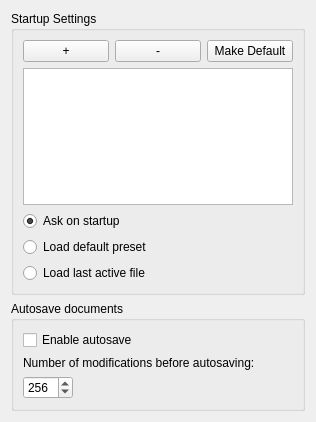
The window that app/ui/filespage.ui (pencil2d/pencil) describes before a commit, drawn with Qt 5.
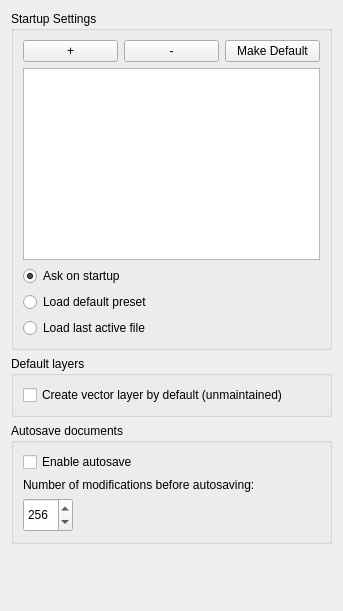
The same window after the commit.

Commit message: Create no vector layer by default

```diff
--- a/app/ui/filespage.ui
+++ b/app/ui/filespage.ui
@@ -6,8 +6,8 @@
    <rect>
     <x>0</x>
     <y>0</y>
-    <width>316</width>
-    <height>422</height>
+    <width>343</width>
+    <height>611</height>
    </rect>
   </property>
   <layout class="QVBoxLayout" name="verticalLayout_2">
@@ -80,6 +80,25 @@
         <property name="text">
          <string>Load last active file</string>
         </property>
+        <attribute name="buttonGroup">
+         <string notr="true">startupGroup</string>
+        </attribute>
+       </widget>
+      </item>
+     </layout>
+    </widget>
+   </item>
+   <item>
+    <widget class="QGroupBox" name="defaultLayersBox">
+     <property name="title">
+      <string>Default layers</string>
+     </property>
+     <layout class="QVBoxLayout" name="defaultLayersLayout">
+      <item>
+       <widget class="QCheckBox" name="vectorCheckBox">
+        <property name="text">
+         <string>Create vector layer by default (unmaintained)</string>
+        </property>
        </widget>
       </item>
      </layout>
@@ -110,7 +129,7 @@
         <property name="minimumSize">
          <size>
           <width>50</width>
-          <height>0</height>
+          <height>34</height>
          </size>
         </property>
         <property name="maximumSize">
```
Left out of the diff: 9 changed lines with no effect on the pictures. The commit also changes 12 other files.
